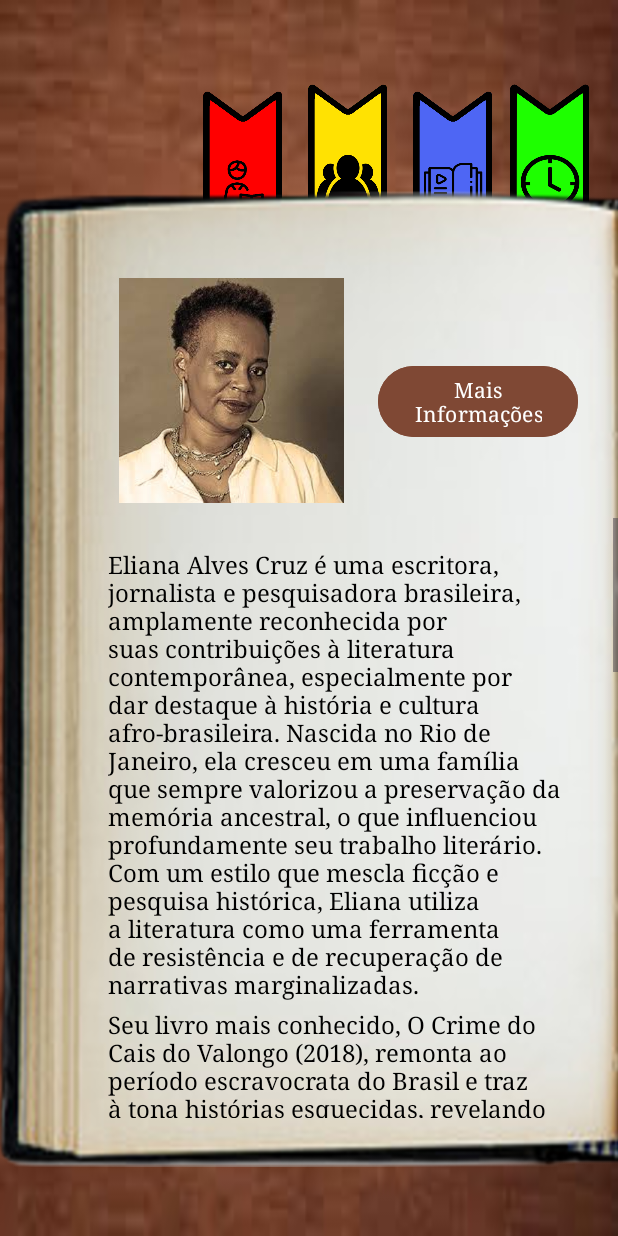
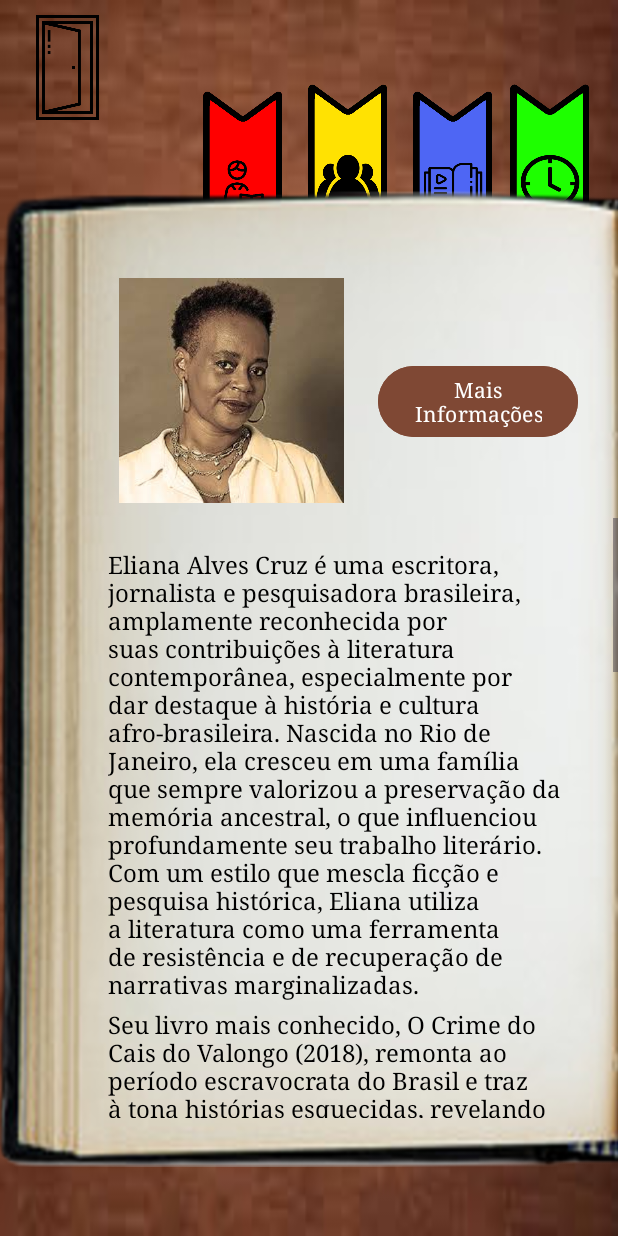
Before and after one commit to Jujubileuu/LeiturAPP, an Android app: the Biografia screen opened directly, with no data from a screen before it, on a phone screen of 412 x 824 dp. Run offline under Robolectric (Android 15) with nearby library versions, the phone set to English and light mode, and no system bars.

Commit message:
Create Home button

```diff
--- a/Solitaria/app/src/main/java/com/example/solitaria/Biografia.java
+++ b/Solitaria/app/src/main/java/com/example/solitaria/Biografia.java
@@ -74,6 +74,14 @@
                 urlListener("http://www.letras.ufmg.br/literafro/autoras/1159-eliana-alves-cruz");
             }
         });
+
+        findViewById(R.id.btnHome).setOnClickListener(new View.OnClickListener() {
+            @Override
+            public void onClick(View view) {
+                Intent telaMain = new Intent(getApplicationContext(), MainActivity.class);
+                startActivity(telaMain);
+            }
+        });
     }
 
     private void urlListener (String url) {
--- a/Solitaria/app/src/main/res/layout/activity_biografia.xml
+++ b/Solitaria/app/src/main/res/layout/activity_biografia.xml
@@ -6,6 +6,20 @@
     android:layout_height="match_parent"
     android:background="@drawable/table"
     tools:context=".Biografia">
+
+    <ImageButton
+        android:id="@+id/btnHome"
+        android:layout_width="90dp"
+        android:layout_height="90dp"
+        android:backgroundTint="#00FFFFFF"
+        android:scaleType="fitXY"
+        app:layout_constraintBottom_toBottomOf="parent"
+        app:layout_constraintEnd_toEndOf="parent"
+        app:layout_constraintHorizontal_bias="0.0"
+        app:layout_constraintStart_toStartOf="parent"
+        app:layout_constraintTop_toTopOf="parent"
+        app:layout_constraintVertical_bias="0.0"
+        app:srcCompat="@drawable/icondoor" />
 
     <ImageButton
         android:id="@+id/btnLinhaTempo"
```
Also changed, not shown: Solitaria/app/src/main/java/com/example/solitaria/Galeria.java (+8 -0 lines), Solitaria/app/src/main/java/com/example/solitaria/Sumario.java (+8 -0 lines), Solitaria/app/src/main/res/layout/activity_galeria.xml (+14 -0 lines), Solitaria/app/src/main/res/layout/activity_sumario.xml (+14 -0 lines).
